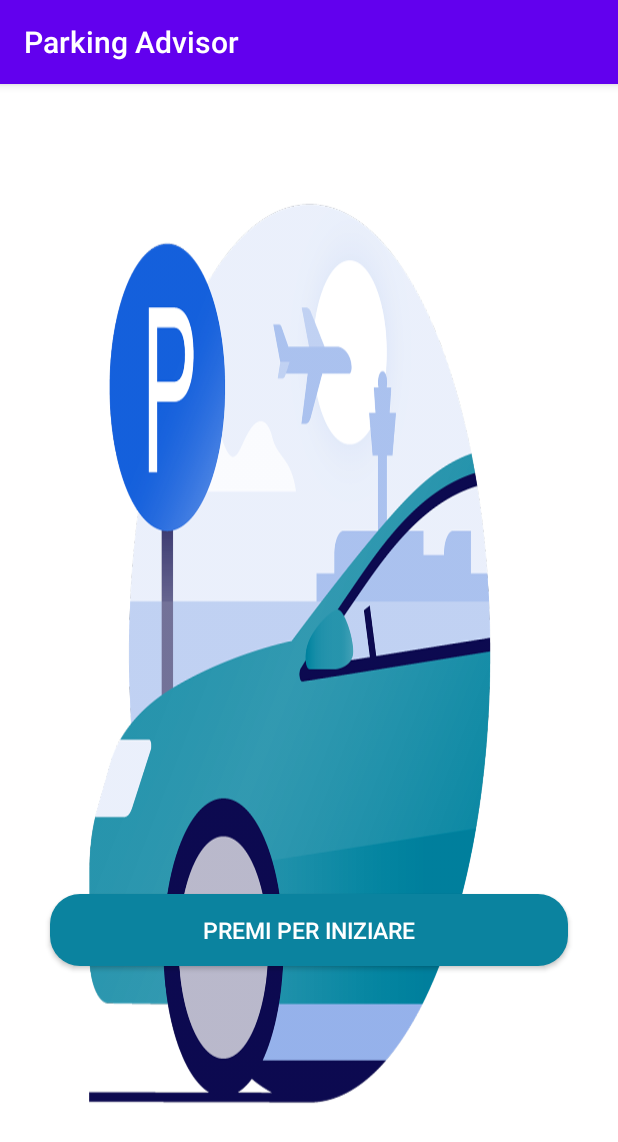
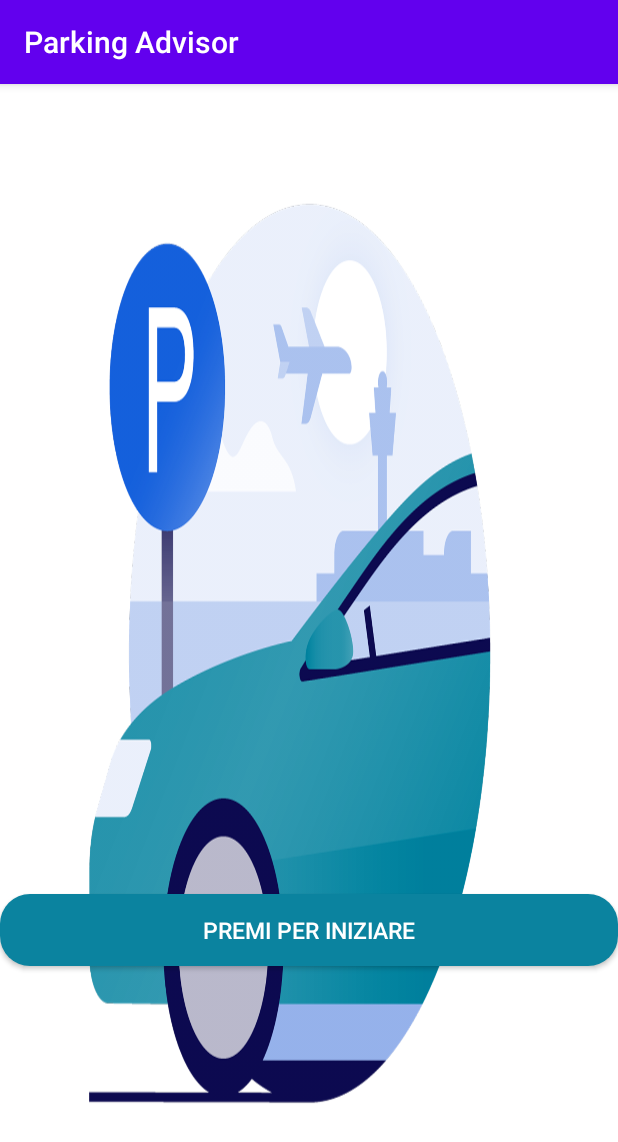
Before and after one commit to measurify/example-parking-management, an Android app: the screen it shows after launch (MainActivity), on a phone screen of 412 x 824 dp. Shown: the top 1142 px of the screen. Run offline under Robolectric (Android 15) with nearby library versions, the phone set to English and light mode, and no system bars; libraries missing offline, so code that uses them is left out: com.androidnetworking, com.androidnetworking.error, com.androidnetworking.interfaces; 2 statements that could not run were skipped.

Commit message:
Modifica layout/activity_main.xml (prova per vedere che Git funzioni)

```diff
--- a/HomeActivity/app/src/main/res/layout/activity_main.xml
+++ b/HomeActivity/app/src/main/res/layout/activity_main.xml
@@ -12,7 +12,7 @@
 
     <Button
         android:id="@+id/bttMain"
-        android:layout_width="345dp"
+        android:layout_width="match_parent"
         android:layout_height="wrap_content"
         android:layout_marginTop="540dp"
         android:background="@drawable/custom_button"
```
